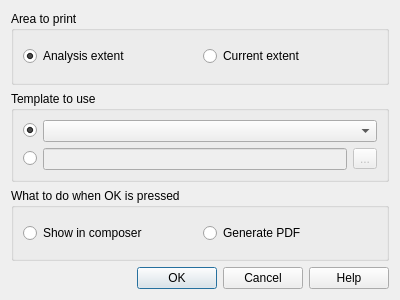
Above: safe_qgis/ui/impact_report_dialog_base.ui from inasafe/inasafe before the change. Below: the same form after it.
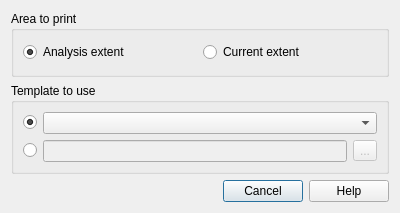
That is the form after the change.

Commit message: replace radiobuttons with pushbuttons in impact report dialog

The edit to the form file:
```diff
--- a/safe_qgis/ui/impact_report_dialog_base.ui
+++ b/safe_qgis/ui/impact_report_dialog_base.ui
@@ -7,7 +7,7 @@
     <x>0</x>
     <y>0</y>
     <width>400</width>
-    <height>300</height>
+    <height>213</height>
    </rect>
   </property>
   <property name="windowTitle">
@@ -86,36 +86,13 @@
      </layout>
     </widget>
    </item>
-   <item>
-    <widget class="QGroupBox" name="groupBox_3">
-     <property name="title">
-      <string>What to do when OK is pressed</string>
-     </property>
-     <layout class="QHBoxLayout" name="horizontalLayout_2">
-      <item>
-       <widget class="QRadioButton" name="show_composer_radio">
-        <property name="text">
-         <string>Show in composer</string>
-        </property>
-       </widget>
-      </item>
-      <item>
-       <widget class="QRadioButton" name="create_pdf_radio">
-        <property name="text">
-         <string>Generate PDF</string>
-        </property>
-       </widget>
-      </item>
-     </layout>
-    </widget>
-   </item>
    <item>
     <widget class="QDialogButtonBox" name="buttonBox">
      <property name="orientation">
       <enum>Qt::Horizontal</enum>
      </property>
      <property name="standardButtons">
-      <set>QDialogButtonBox::Cancel|QDialogButtonBox::Help|QDialogButtonBox::Ok</set>
+      <set>QDialogButtonBox::Cancel|QDialogButtonBox::Help</set>
      </property>
     </widget>
    </item>
```
The commit also changes 3 other files.
